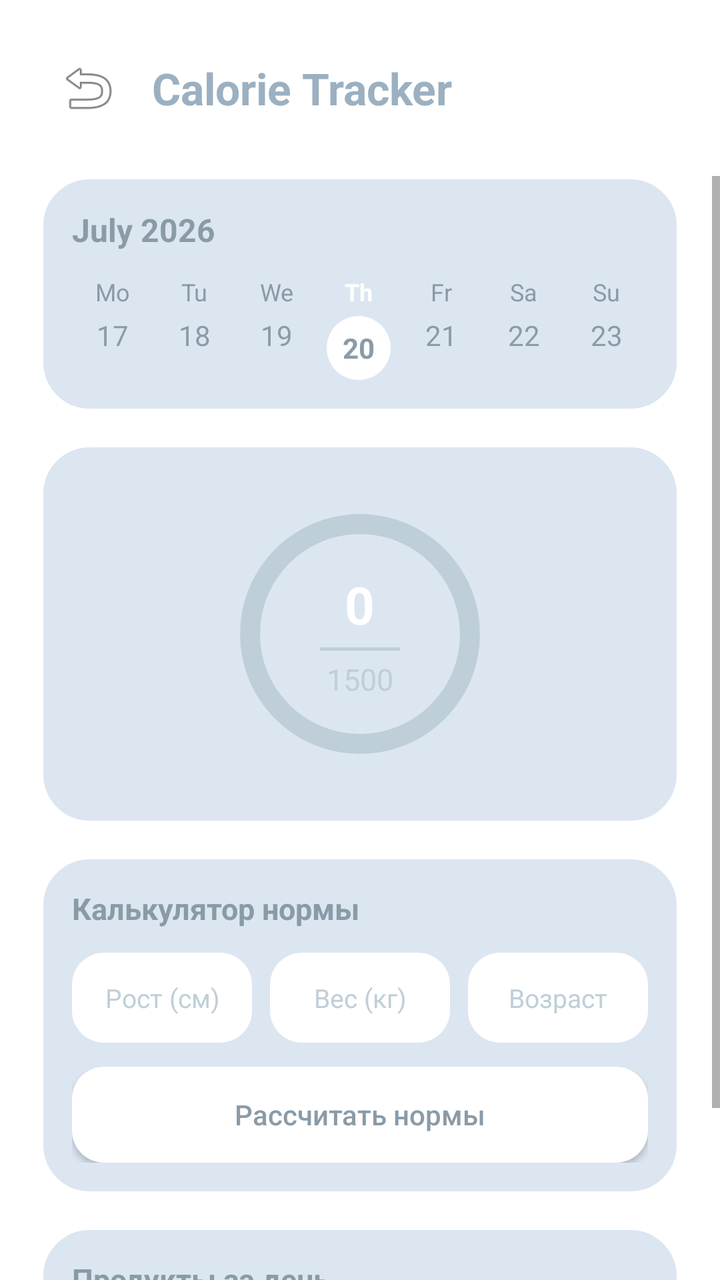
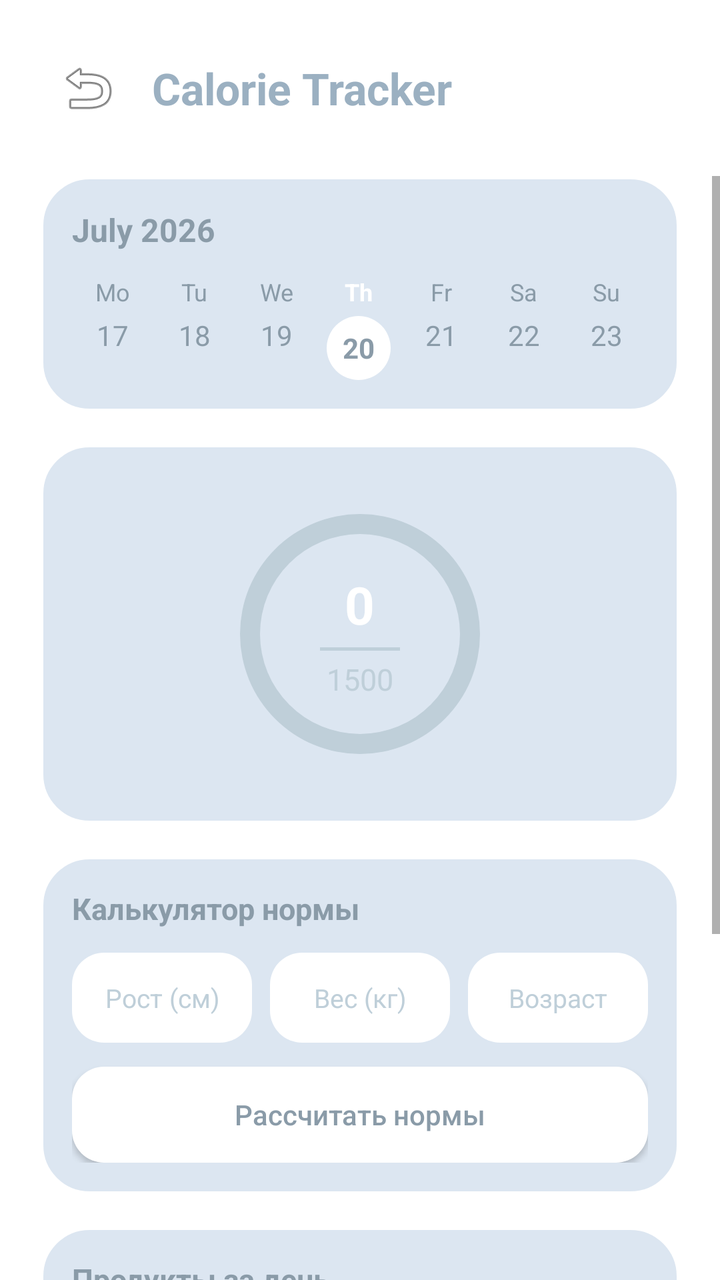

Two renders of the same Android screen: before a commit and after it. Below are the layout's source before the change and the commit's diff.
<!-- AndroidManifest.xml: activity theme Theme.AppCompat.Light.NoActionBar -->
<!-- res/layout/activity_calorie.xml -->
<?xml version="1.0" encoding="utf-8"?>
<androidx.constraintlayout.widget.ConstraintLayout
    xmlns:android="http://schemas.android.com/apk/res/android"
    xmlns:app="http://schemas.android.com/apk/res-auto"
    xmlns:tools="http://schemas.android.com/tools"
    android:layout_width="match_parent"
    android:layout_height="match_parent"
    android:background="@color/bg_white"
    tools:context=".CalorieActivity">

    
    <androidx.constraintlayout.widget.ConstraintLayout
        android:id="@+id/top_bar"
        android:layout_width="match_parent"
        android:layout_height="wrap_content"
        android:padding="20dp"
        app:layout_constraintTop_toTopOf="parent">

        <ImageButton
            android:id="@+id/btn_back"
            android:layout_width="48dp"
            android:layout_height="48dp"
            android:background="?android:attr/selectableItemBackgroundBorderless"
            android:contentDescription="Назад"
            android:src="@android:drawable/ic_menu_revert"
            app:layout_constraintStart_toStartOf="parent"
            app:layout_constraintTop_toTopOf="parent" />

        <TextView
            android:id="@+id/calorie_title"
            android:layout_width="wrap_content"
            android:layout_height="wrap_content"
            android:layout_marginStart="8dp"
            android:text="Calorie Tracker"
            android:textColor="#9BB0C1"
            android:textSize="22sp"
            android:textStyle="bold"
            app:layout_constraintBottom_toBottomOf="@id/btn_back"
            app:layout_constraintStart_toEndOf="@id/btn_back"
            app:layout_constraintTop_toTopOf="@id/btn_back" />
    </androidx.constraintlayout.widget.ConstraintLayout>

    
    <ScrollView
        android:layout_width="match_parent"
        android:layout_height="0dp"
        android:fillViewport="true"
        app:layout_constraintBottom_toBottomOf="parent"
        app:layout_constraintTop_toBottomOf="@id/top_bar">

        <LinearLayout
            android:layout_width="match_parent"
            android:layout_height="wrap_content"
            android:orientation="vertical"
            android:paddingHorizontal="20dp"
            android:paddingBottom="24dp">

            
            <FrameLayout
                android:layout_width="match_parent"
                android:layout_height="wrap_content"
                android:background="@drawable/bg_home_card"
                android:padding="16dp">

                <LinearLayout
                    android:layout_width="match_parent"
                    android:layout_height="wrap_content"
                    android:orientation="vertical">

                    <TextView
                        android:layout_width="wrap_content"
                        android:layout_height="wrap_content"
                        android:layout_marginBottom="12dp"
                        android:text="July 2026"
                        android:textColor="#8A9BA8"
                        android:textSize="16sp"
                        android:textStyle="bold" />

                    <LinearLayout
                        android:layout_width="match_parent"
                        android:layout_height="wrap_content"
                        android:orientation="horizontal"
                        android:weightSum="7">
                        <LinearLayout android:layout_width="0dp" android:layout_height="wrap_content" android:layout_weight="1" android:gravity="center" android:orientation="vertical"><TextView android:layout_width="wrap_content" android:layout_height="wrap_content" android:text="Mo" android:textColor="#8A9BA8" android:textSize="12sp"/><TextView android:layout_width="wrap_content" android:layout_height="wrap_content" android:text="17" android:textColor="#8A9BA8" android:textSize="14sp" android:layout_marginTop="4dp"/></LinearLayout>
                        <LinearLayout android:layout_width="0dp" android:layout_height="wrap_content" android:layout_weight="1" android:gravity="center" android:orientation="vertical"><TextView android:layout_width="wrap_content" android:layout_height="wrap_content" android:text="Tu" android:textColor="#8A9BA8" android:textSize="12sp"/><TextView android:layout_width="wrap_content" android:layout_height="wrap_content" android:text="18" android:textColor="#8A9BA8" android:textSize="14sp" android:layout_marginTop="4dp"/></LinearLayout>
                        <LinearLayout android:layout_width="0dp" android:layout_height="wrap_content" android:layout_weight="1" android:gravity="center" android:orientation="vertical"><TextView android:layout_width="wrap_content" android:layout_height="wrap_content" android:text="We" android:textColor="#8A9BA8" android:textSize="12sp"/><TextView android:layout_width="wrap_content" android:layout_height="wrap_content" android:text="19" android:textColor="#8A9BA8" android:textSize="14sp" android:layout_marginTop="4dp"/></LinearLayout>
                        <LinearLayout android:layout_width="0dp" android:layout_height="wrap_content" android:layout_weight="1" android:gravity="center" android:orientation="vertical"><TextView android:layout_width="wrap_content" android:layout_height="wrap_content" android:text="Th" android:textColor="#FFFFFF" android:textSize="12sp" android:textStyle="bold"/><TextView android:layout_width="32dp" android:layout_height="32dp" android:text="20" android:textColor="#8A9BA8" android:textSize="14sp" android:textStyle="bold" android:gravity="center" android:background="@drawable/bg_selected_day" android:layout_marginTop="4dp"/></LinearLayout>
                        <LinearLayout android:layout_width="0dp" android:layout_height="wrap_content" android:layout_weight="1" android:gravity="center" android:orientation="vertical"><TextView android:layout_width="wrap_content" android:layout_height="wrap_content" android:text="Fr" android:textColor="#8A9BA8" android:textSize="12sp"/><TextView android:layout_width="wrap_content" android:layout_height="wrap_content" android:text="21" android:textColor="#8A9BA8" android:textSize="14sp" android:layout_marginTop="4dp"/></LinearLayout>
                        <LinearLayout android:layout_width="0dp" android:layout_height="wrap_content" android:layout_weight="1" android:gravity="center" android:orientation="vertical"><TextView android:layout_width="wrap_content" android:layout_height="wrap_content" android:text="Sa" android:textColor="#8A9BA8" android:textSize="12sp"/><TextView android:layout_width="wrap_content" android:layout_height="wrap_content" android:text="22" android:textColor="#8A9BA8" android:textSize="14sp" android:layout_marginTop="4dp"/></LinearLayout>
                        <LinearLayout android:layout_width="0dp" android:layout_height="wrap_content" android:layout_weight="1" android:gravity="center" android:orientation="vertical"><TextView android:layout_width="wrap_content" android:layout_height="wrap_content" android:text="Su" android:textColor="#8A9BA8" android:textSize="12sp"/><TextView android:layout_width="wrap_content" android:layout_height="wrap_content" android:text="23" android:textColor="#8A9BA8" android:textSize="14sp" android:layout_marginTop="4dp"/></LinearLayout>
                    </LinearLayout>
                </LinearLayout>
            </FrameLayout>

            
            <FrameLayout
                android:layout_width="match_parent"
                android:layout_height="wrap_content"
                android:layout_marginTop="16dp"
                android:background="@drawable/bg_grid_card"
                android:padding="20dp">

                <androidx.constraintlayout.widget.ConstraintLayout
                    android:layout_width="match_parent"
                    android:layout_height="wrap_content">

                    
                    <ProgressBar
                        android:id="@+id/calorie_progress_bar"
                        style="?android:attr/progressBarStyleHorizontal"
                        android:layout_width="150dp"
                        android:layout_height="150dp"
                        android:max="1500"
                        android:progress="0"
                        android:progressDrawable="@drawable/bg_circular_progress"
                        app:layout_constraintBottom_toBottomOf="parent"
                        app:layout_constraintEnd_toEndOf="parent"
                        app:layout_constraintStart_toStartOf="parent"
                        app:layout_constraintTop_toTopOf="parent" />

                    
                    <LinearLayout
                        android:layout_width="wrap_content"
                        android:layout_height="wrap_content"
                        android:gravity="center"
                        android:orientation="vertical"
                        app:layout_constraintBottom_toBottomOf="@id/calorie_progress_bar"
                        app:layout_constraintEnd_toEndOf="@id/calorie_progress_bar"
                        app:layout_constraintStart_toStartOf="@id/calorie_progress_bar"
                        app:layout_constraintTop_toTopOf="@id/calorie_progress_bar">

                        <TextView
                            android:id="@+id/tv_current_calories"
                            android:layout_width="wrap_content"
                            android:layout_height="wrap_content"
                            android:text="0"
                            android:textColor="#FFFFFF"
                            android:textSize="26sp"
                            android:textStyle="bold" />

                        <View
                            android:layout_width="40dp"
                            android:layout_height="1.5dp"
                            android:layout_marginVertical="4dp"
                            android:background="#BFCFD9" />

                        <TextView
                            android:id="@+id/tv_target_calories"
                            android:layout_width="wrap_content"
                            android:layout_height="wrap_content"
                            android:text="1500"
                            android:textColor="#BFCFD9"
                            android:textSize="15sp" />
                    </LinearLayout>
                </androidx.constraintlayout.widget.ConstraintLayout>
            </FrameLayout>

            
            <FrameLayout
                android:layout_width="match_parent"
                android:layout_height="wrap_content"
                android:layout_marginTop="16dp"
                android:background="@drawable/bg_home_card"
                android:padding="16dp">

                <LinearLayout
                    android:layout_width="match_parent"
                    android:layout_height="wrap_content"
                    android:orientation="vertical">

                    <TextView
                        android:layout_width="wrap_content"
                        android:layout_height="wrap_content"
                        android:layout_marginBottom="12dp"
                        android:text="Калькулятор нормы"
                        android:textColor="#8A9BA8"
                        android:textSize="15sp"
                        android:textStyle="bold" />

                    <LinearLayout
                        android:layout_width="match_parent"
                        android:layout_height="wrap_content"
                        android:orientation="horizontal"
                        android:weightSum="3">

                        
                        <EditText
                            android:id="@+id/et_height"
                            android:layout_width="0dp"
                            android:layout_height="45dp"
                            android:layout_weight="1"
                            android:layout_marginEnd="6dp"
                            android:background="@drawable/bg_button_white"
                            android:hint="Рост (см)"
                            android:gravity="center"
                            android:inputType="number"
                            android:textColor="#8A9BA8"
                            android:textColorHint="#BFCFD9"
                            android:textSize="13sp" />

                        
                        <EditText
                            android:id="@+id/et_weight"
                            android:layout_width="0dp"
                            android:layout_height="45dp"
                            android:layout_weight="1"
                            android:layout_marginHorizontal="3dp"
                            android:background="@drawable/bg_button_white"
                            android:hint="Вес (кг)"
                            android:gravity="center"
                            android:inputType="numberDecimal"
                            android:textColor="#8A9BA8"
                            android:textColorHint="#BFCFD9"
                            android:textSize="13sp" />

                        
                        <EditText
                            android:id="@+id/et_age"
                            android:layout_width="0dp"
                            android:layout_height="45dp"
                            android:layout_weight="1"
                            android:layout_marginStart="6dp"
                            android:background="@drawable/bg_button_white"
                            android:hint="Возраст"
                            android:gravity="center"
                            android:inputType="number"
                            android:textColor="#8A9BA8"
                            android:textColorHint="#BFCFD9"
                            android:textSize="13sp" />
                    </LinearLayout>

                    <Button
                        android:id="@+id/btn_calculate"
                        android:layout_width="match_parent"
                        android:layout_height="wrap_content"
                        android:layout_marginTop="12dp"
                        android:background="@drawable/bg_button_white"
                        android:text="Рассчитать нормы"
                        android:textAllCaps="false"
                        android:textColor="#8A9BA8" />

                    
                    <LinearLayout
                        android:id="@+id/ranges_layout"
                        android:layout_width="match_parent"
                        android:layout_height="wrap_content"
                        android:layout_marginTop="12dp"
                        android:orientation="vertical"
                        android:visibility="gone"
                        tools:visibility="visible">

                        <TextView
                            android:id="@+id/tv_norm_result"
                            android:layout_width="wrap_content"
                            android:layout_height="wrap_content"
                            android:text="Ваша норма: 1500 ккал"
                            android:textColor="#8A9BA8"
                            android:textSize="13sp"
                            android:textStyle="bold" />

                        <TextView
                            android:id="@+id/tv_deficit_range"
                            android:layout_width="wrap_content"
                            android:layout_height="wrap_content"
                            android:layout_marginTop="4dp"
                            android:text="Дефицит (похудение): 1100 - 1300 ккал"
                            android:textColor="#E57373"
                            android:textSize="12sp" />

                        <TextView
                            android:id="@+id/tv_surplus_range"
                            android:layout_width="wrap_content"
                            android:layout_height="wrap_content"
                            android:layout_marginTop="2dp"
                            android:text="Профицит (набор): 1700 - 2000 ккал"
                            android:textColor="#81C784"
                            android:textSize="12sp" />
                    </LinearLayout>
                </LinearLayout>
            </FrameLayout>

            
            <FrameLayout
                android:layout_width="match_parent"
                android:layout_height="wrap_content"
                android:layout_marginTop="16dp"
                android:background="@drawable/bg_home_card"
                android:padding="16dp">

                <LinearLayout
                    android:layout_width="match_parent"
                    android:layout_height="wrap_content"
                    android:orientation="vertical">

                    <TextView
                        android:layout_width="wrap_content"
                        android:layout_height="wrap_content"
                        android:text="Продукты за день"
                        android:textColor="#8A9BA8"
                        android:textSize="15sp"
                        android:textStyle="bold"
                        android:layout_marginBottom="12dp" />

                    <androidx.recyclerview.widget.RecyclerView
                        android:id="@+id/meals_recycler"
                        android:layout_width="match_parent"
                        android:layout_height="wrap_content"
                        tools:itemCount="3"
                        tools:listitem="@layout/item_meal" />

                    <TextView
                        android:id="@+id/btn_add_meal"
                        android:layout_width="wrap_content"
                        android:layout_height="wrap_content"
                        android:layout_gravity="end"
                        android:layout_marginTop="12dp"
                        android:padding="4dp"
                        android:text="+ add"
                        android:textColor="#9BB0C1"
                        android:textSize="15sp"
                        android:textStyle="bold" />
                </LinearLayout>
            </FrameLayout>

        </LinearLayout>
    </ScrollView>
</androidx.constraintlayout.widget.ConstraintLayout>
<!-- res/layout/item_meal.xml (included above) -->
<?xml version="1.0" encoding="utf-8"?>
<LinearLayout
    xmlns:android="http://schemas.android.com/apk/res/android"
    android:layout_width="match_parent"
    android:layout_height="wrap_content"
    android:orientation="horizontal"
    android:layout_marginBottom="6dp"
    android:gravity="center_vertical">

    <TextView
        android:id="@+id/tv_meal_name"
        android:layout_width="0dp"
        android:layout_height="wrap_content"
        android:layout_weight="1"
        android:background="@drawable/bg_pill"
        android:paddingHorizontal="12dp"
        android:paddingVertical="6dp"
        android:text="Apple"
        android:textColor="#8A9BA8"
        android:textSize="13sp"
        android:singleLine="true" />

    <TextView
        android:id="@+id/tv_meal_calories"
        android:layout_width="70dp"
        android:layout_height="wrap_content"
        android:layout_marginStart="6dp"
        android:background="@drawable/bg_pill"
        android:gravity="center"
        android:paddingVertical="6dp"
        android:text="52 kcal"
        android:textColor="#8A9BA8"
        android:textSize="12sp"
        android:textStyle="bold" />

    
    <ImageButton
        android:id="@+id/btn_delete_meal"
        android:layout_width="32dp"
        android:layout_height="32dp"
        android:layout_marginStart="4dp"
        android:background="?android:attr/selectableItemBackgroundBorderless"
        android:contentDescription="Удалить"
        android:scaleType="centerInside"
        android:src="@android:drawable/ic_menu_close_clear_cancel" />

</LinearLayout>
<!-- resources referenced by this layout -->
<resources>
  <color name="bg_white">#FFFFFF</color>
  <!-- drawable bg_button_white (drawable) -->
  <?xml version="1.0" encoding="utf-8"?>
  <shape xmlns:android="http://schemas.android.com/apk/res/android"
      android:shape="rectangle">
      <solid android:color="#FFFFFF" />
      <corners android:radius="16dp" />
  </shape>
  <!-- drawable bg_circular_progress (drawable) -->
  <?xml version="1.0" encoding="utf-8"?>
  <layer-list xmlns:android="http://schemas.android.com/apk/res/android">
      
      <item>
          <shape
              android:shape="ring"
              android:thickness="10dp"
              android:useLevel="false">
              <solid android:color="#BFCFD9" />
          </shape>
      </item>
      
      <item>
          <rotate
              android:fromDegrees="270"
              android:toDegrees="270">
              <shape
                  android:shape="ring"
                  android:thickness="10dp"
                  android:useLevel="true">
                  <solid android:color="#FFFFFF" />
              </shape>
          </rotate>
      </item>
  </layer-list>
  <!-- drawable bg_grid_card (drawable) -->
  <?xml version="1.0" encoding="utf-8"?>
  <shape xmlns:android="http://schemas.android.com/apk/res/android"
      android:shape="rectangle">
      <solid android:color="#DCE6F1" />
      <stroke android:width="1.5dp" android:color="#FFFFFF" />
      <corners android:radius="24dp" />
  </shape>
  <!-- drawable bg_home_card (drawable) -->
  <?xml version="1.0" encoding="utf-8"?>
  <shape xmlns:android="http://schemas.android.com/apk/res/android"
      android:shape="rectangle">
      <solid android:color="#DCE6F1" />
      <stroke android:width="1.5dp" android:color="#FFFFFF" />
      <corners android:radius="24dp" />
  </shape>
  <!-- drawable bg_pill (drawable) -->
  <?xml version="1.0" encoding="utf-8"?>
  <shape xmlns:android="http://schemas.android.com/apk/res/android"
      android:shape="rectangle">
      <solid android:color="#F0F4F8" />
      <corners android:radius="8dp" />
  </shape>
  <!-- drawable bg_selected_day (drawable) -->
  <?xml version="1.0" encoding="utf-8"?>
  <shape xmlns:android="http://schemas.android.com/apk/res/android"
      android:shape="oval">
      <solid android:color="#FFFFFF" />
      <size android:width="36dp" android:height="36dp" />
  </shape>
</resources>

<!-- the commit's change to res/layout/activity_calorie.xml (unified diff, before → after) -->
@@ -104,7 +104,6 @@
                     android:layout_width="match_parent"
                     android:layout_height="wrap_content">
 
-                    
                     <ProgressBar
                         android:id="@+id/calorie_progress_bar"
                         style="?android:attr/progressBarStyleHorizontal"
@@ -118,7 +117,6 @@
                         app:layout_constraintStart_toStartOf="parent"
                         app:layout_constraintTop_toTopOf="parent" />
 
-                    
                     <LinearLayout
                         android:layout_width="wrap_content"
                         android:layout_height="wrap_content"
@@ -183,7 +181,6 @@
                         android:orientation="horizontal"
                         android:weightSum="3">
 
-                        
                         <EditText
                             android:id="@+id/et_height"
                             android:layout_width="0dp"
@@ -198,7 +195,6 @@
                             android:textColorHint="#BFCFD9"
                             android:textSize="13sp" />
 
-                        
                         <EditText
                             android:id="@+id/et_weight"
                             android:layout_width="0dp"
@@ -213,7 +209,6 @@
                             android:textColorHint="#BFCFD9"
                             android:textSize="13sp" />
 
-                        
                         <EditText
                             android:id="@+id/et_age"
                             android:layout_width="0dp"
@@ -244,7 +239,7 @@
                         android:id="@+id/ranges_layout"
                         android:layout_width="match_parent"
                         android:layout_height="wrap_content"
-                        android:layout_marginTop="12dp"
+                        android:layout_marginTop="16dp"
                         android:orientation="vertical"
                         android:visibility="gone"
                         tools:visibility="visible">
@@ -258,11 +253,34 @@
                             android:textSize="13sp"
                             android:textStyle="bold" />
 
+                        
+                        <TextView
+                            android:id="@+id/tv_selected_target"
+                            android:layout_width="wrap_content"
+                            android:layout_height="wrap_content"
+                            android:layout_marginTop="6dp"
+                            android:text="Выбранная цель: 1500 ккал"
+                            android:textColor="#8A9BA8"
+                            android:textSize="13sp"
+                            android:textStyle="bold" />
+
+                        
+                        <SeekBar
+                            android:id="@+id/sb_calorie_target"
+                            android:layout_width="match_parent"
+                            android:layout_height="wrap_content"
+                            android:layout_marginTop="10dp"
+                            android:maxHeight="4dp"
+                            android:minHeight="4dp"
+                            android:progressDrawable="@drawable/bg_progress_bar"
+                            android:thumb="@drawable/bg_selected_day"
+                            android:splitTrack="false" />
+
                         <TextView
                             android:id="@+id/tv_deficit_range"
                             android:layout_width="wrap_content"
                             android:layout_height="wrap_content"
-                            android:layout_marginTop="4dp"
+                            android:layout_marginTop="10dp"
                             android:text="Дефицит (похудение): 1100 - 1300 ккал"
                             android:textColor="#E57373"
                             android:textSize="12sp" />
@@ -304,7 +322,10 @@
                     <androidx.recyclerview.widget.RecyclerView
                         android:id="@+id/meals_recycler"
                         android:layout_width="match_parent"
-                        android:layout_height="wrap_content"
+                        android:layout_height="150dp"
+                        android:scrollbars="vertical"
+                        android:fadeScrollbars="false"
+                        android:nestedScrollingEnabled="true"
                         tools:itemCount="3"
                         tools:listitem="@layout/item_meal" />
 
<!-- resource entries referenced after the edit -->
@@ -57,6 +57,26 @@
       <solid android:color="#F0F4F8" />
       <corners android:radius="8dp" />
   </shape>
+  <!-- drawable bg_progress_bar (drawable) -->
+  <?xml version="1.0" encoding="utf-8"?>
+  <layer-list xmlns:android="http://schemas.android.com/apk/res/android">
+      
+      <item android:id="@android:id/background">
+          <shape>
+              <corners android:radius="4dp" />
+              <solid android:color="#BFCFD9" />
+          </shape>
+      </item>
+      
+      <item android:id="@android:id/progress">
+          <clip>
+              <shape>
+                  <corners android:radius="4dp" />
+                  <solid android:color="#FFFFFF" />
+              </shape>
+          </clip>
+      </item>
+  </layer-list>
   <!-- drawable bg_selected_day (drawable) -->
   <?xml version="1.0" encoding="utf-8"?>
   <shape xmlns:android="http://schemas.android.com/apk/res/android"
